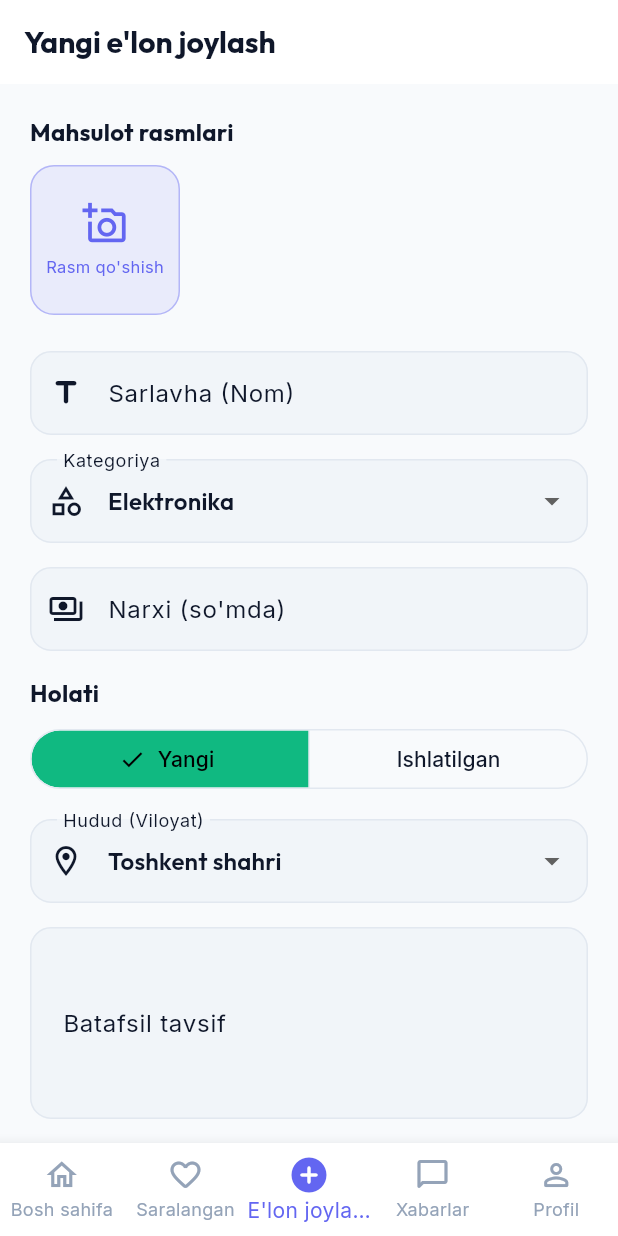
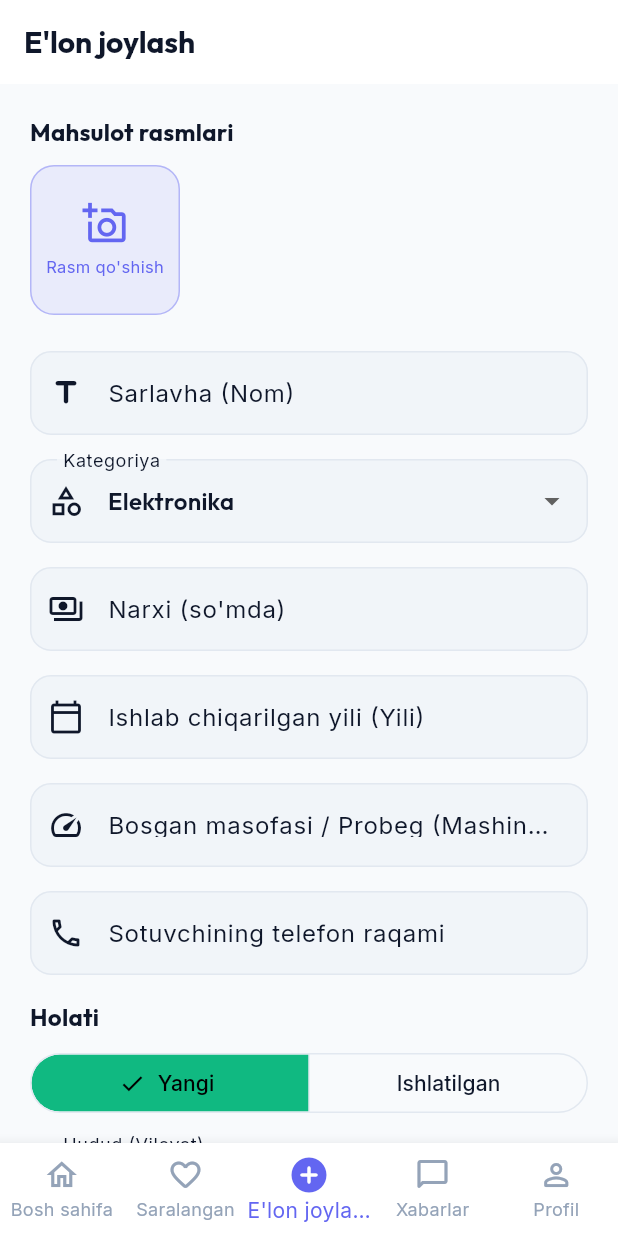
Before and after one commit to saidakbarxon946-creator/top_savdo, a Flutter app: the AddProductScreen screen opened by its route, on a phone screen of 412 x 824 dp. Run offline on Flutter 3.47's test engine with Material 3 defaults, Android fonts, the phone set to English and light mode, and no system bars; our stand-ins replace cached_network_image, cloud_firestore, firebase_auth, firebase_core, flutter_riverpod, freezed_annotation and 4 more; accounts and stored records are empty.

Commit message:
Add Year, Mileage, and Phone Number fields to AddProductScreen and ProductDetailScreen

```diff
--- a/lib/models/product_model.dart
+++ b/lib/models/product_model.dart
@@ -19,6 +19,8 @@ class ProductModel with _$ProductModel {
     required String sellerId,
     required String sellerName,
     @Default('') String sellerPhone,
+    @Default('') String year, // e.g. '2023'
+    @Default('') String mileage, // e.g. '45 000 km'
     @TimestampConverter() required DateTime createdAt,
     @Default('active') String status, // 'active' | 'pending' | 'sold'
   }) = _ProductModel;
--- a/lib/screens/add_product/add_product_screen.dart
+++ b/lib/screens/add_product/add_product_screen.dart
@@ -18,6 +18,9 @@ class _AddProductScreenState extends State<AddProductScreen> {
   final _formKey = GlobalKey<FormState>();
   final _titleController = TextEditingController();
   final _priceController = TextEditingController();
+  final _yearController = TextEditingController();
+  final _mileageController = TextEditingController();
+  final _phoneController = TextEditingController();
   final _descriptionController = TextEditingController();
   final _firestoreService = FirestoreService();
   final _authService = AuthService();
@@ -34,6 +37,9 @@ class _AddProductScreenState extends State<AddProductScreen> {
   void dispose() {
     _titleController.dispose();
     _priceController.dispose();
+    _yearController.dispose();
+    _mileageController.dispose();
+    _phoneController.dispose();
     _descriptionController.dispose();
     super.dispose();
   }
@@ -68,23 +74,21 @@ class _AddProductScreenState extends State<AddProductScreen> {
 
     try {
       final double price = double.tryParse(_priceController.text.replaceAll(' ', '')) ?? 0;
-
       final newProduct = ProductModel(
-        id: '',
+        id: DateTime.now().millisecondsSinceEpoch.toString(),
         title: _titleController.text.trim(),
         price: price,
         description: _descriptionController.text.trim(),
         category: _selectedCategory,
         condition: _selectedCondition,
-        images: _selectedImages.isNotEmpty
-            ? [AppConstants.defaultProductImage]
-            : [AppConstants.defaultProductImage],
+        images: _selectedImages.map((e) => e.path).toList(),
         region: _selectedRegion,
         sellerId: user.uid,
-        sellerName: user.displayName ?? 'Foydalanuvchi',
-        sellerPhone: user.phoneNumber ?? '',
+        sellerName: user.displayName ?? user.email?.split('@').first ?? 'Foydalanuvchi',
+        sellerPhone: _phoneController.text.trim(),
+        year: _yearController.text.trim(),
+        mileage: _mileageController.text.trim(),
         createdAt: DateTime.now(),
-        status: 'active',
       );
 
       await _firestoreService.addProduct(newProduct);
@@ -92,7 +96,7 @@ class _AddProductScreenState extends State<AddProductScreen> {
       if (mounted) {
         ScaffoldMessenger.of(context).showSnackBar(
           const SnackBar(
-            content: Text('E\'lon muvaffaqiyatli joylandi!'),
+            content: Text('E\'lon muvaffaqiyatli joylashtirildi!'),
             backgroundColor: Colors.green,
           ),
         );
@@ -102,7 +106,7 @@ class _AddProductScreenState extends State<AddProductScreen> {
       if (mounted) {
         ScaffoldMessenger.of(context).showSnackBar(
           SnackBar(
-            content: Text('E\'lon joylashda xatolik: $e'),
+            content: Text('Xatolik yuz berdi: $e'),
             backgroundColor: Colors.redAccent,
           ),
         );
@@ -122,31 +126,29 @@ class _AddProductScreenState extends State<AddProductScreen> {
 
     return Scaffold(
       appBar: AppBar(
-        title: const Text('Yangi e\'lon joylash'),
+        title: const Text('E\'lon joylash'),
       ),
-      body: SafeArea(
-        child: SingleChildScrollView(
+      body: SingleChildScrollView(
         padding: const EdgeInsets.all(20.0),
         child: Form(
           key: _formKey,
           child: Column(
             crossAxisAlignment: CrossAxisAlignment.stretch,
             children: [
-                // Image Upload Section
               Text(
                 'Mahsulot rasmlari',
                 style: theme.textTheme.titleMedium?.copyWith(fontWeight: FontWeight.bold),
               ),
               const SizedBox(height: 10),
-                SizedBox(
-                  height: 100,
-                  child: ListView(
+              SingleChildScrollView(
                 scrollDirection: Axis.horizontal,
+                child: Row(
                   children: [
                     GestureDetector(
                       onTap: _pickImages,
                       child: Container(
                         width: 100,
+                        height: 100,
                         decoration: BoxDecoration(
                           color: AppTheme.primaryColor.withValues(alpha: 0.1),
                           borderRadius: BorderRadius.circular(16),
@@ -167,6 +169,7 @@ class _AddProductScreenState extends State<AddProductScreen> {
                       (img) => Container(
                         margin: const EdgeInsets.only(right: 12),
                         width: 100,
+                        height: 100,
                         decoration: BoxDecoration(
                           borderRadius: BorderRadius.circular(16),
                           color: Colors.grey[300],
@@ -186,7 +189,7 @@ class _AddProductScreenState extends State<AddProductScreen> {
                 controller: _titleController,
                 decoration: const InputDecoration(
                   labelText: 'Sarlavha (Nom)',
-                    hintText: 'Masalan: iPhone 15 Pro Max 256GB',
+                  hintText: 'Masalan: iPhone 15 Pro Max yoki Cobalt 2023',
                   prefixIcon: Icon(Icons.title_rounded),
                 ),
                 validator: (val) {
@@ -239,7 +242,55 @@ class _AddProductScreenState extends State<AddProductScreen> {
               ),
               const SizedBox(height: 16),
 
-                // Condition Selection with SegmentedButton
+              // Year Input (Nechanchi yili)
+              TextFormField(
+                controller: _yearController,
+                keyboardType: TextInputType.number,
+                decoration: const InputDecoration(
+                  labelText: 'Ishlab chiqarilgan yili (Yili)',
+                  hintText: 'Masalan: 2023',
+                  prefixIcon: Icon(Icons.calendar_today_outlined),
+                ),
+                validator: (val) {
+                  if (val == null || val.trim().isEmpty) {
+                    return 'Ishlab chiqarilgan yilini kiriting';
+                  }
+                  return null;
+                },
+              ),
+              const SizedBox(height: 16),
+
+              // Mileage Input (Mashina uchun bosgan masofasi - Probeg)
+              TextFormField(
+                controller: _mileageController,
+                keyboardType: TextInputType.text,
+                decoration: const InputDecoration(
+                  labelText: 'Bosgan masofasi / Probeg (Mashina va texnikalar uchun)',
+                  hintText: 'Masalan: 45 000 km (Yoki 0 km)',
+                  prefixIcon: Icon(Icons.speed_outlined),
+                ),
+              ),
+              const SizedBox(height: 16),
+
+              // Seller Phone Input (Telefon raqami)
+              TextFormField(
+                controller: _phoneController,
+                keyboardType: TextInputType.phone,
+                decoration: const InputDecoration(
+                  labelText: 'Sotuvchining telefon raqami',
+                  hintText: '+998 90 123 45 67',
+                  prefixIcon: Icon(Icons.phone_outlined),
+                ),
+                validator: (val) {
+                  if (val == null || val.trim().isEmpty) {
+                    return 'Telefon raqamingizni kiriting';
+                  }
+                  return null;
+                },
+              ),
+              const SizedBox(height: 16),
+
+              // Condition Selection
               Text(
                 'Holati',
                 style: theme.textTheme.titleMedium?.copyWith(fontWeight: FontWeight.bold),
@@ -317,7 +368,6 @@ class _AddProductScreenState extends State<AddProductScreen> {
           ),
         ),
       ),
-      ),
     );
   }
 }
```
Also changed, not shown: lib/screens/product/product_detail_screen.dart (+21 -0 lines), lib/models/product_model.freezed.dart, lib/models/product_model.g.dart, 1 other file. Lines whose indentation alone changed are shown as unchanged.
